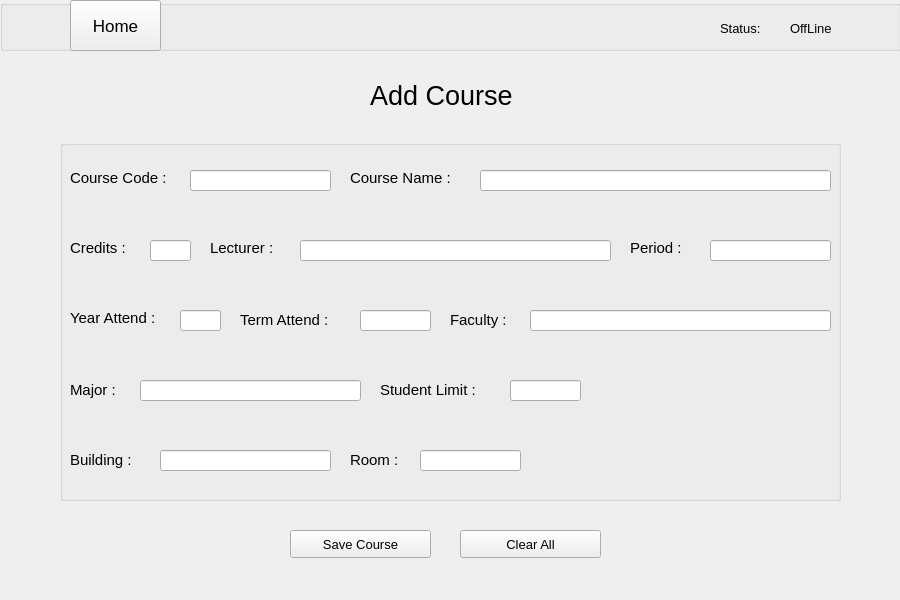
Above: resources/UI/addCourse.ui from Poom1997/gman before the change. Below: the same form after it.
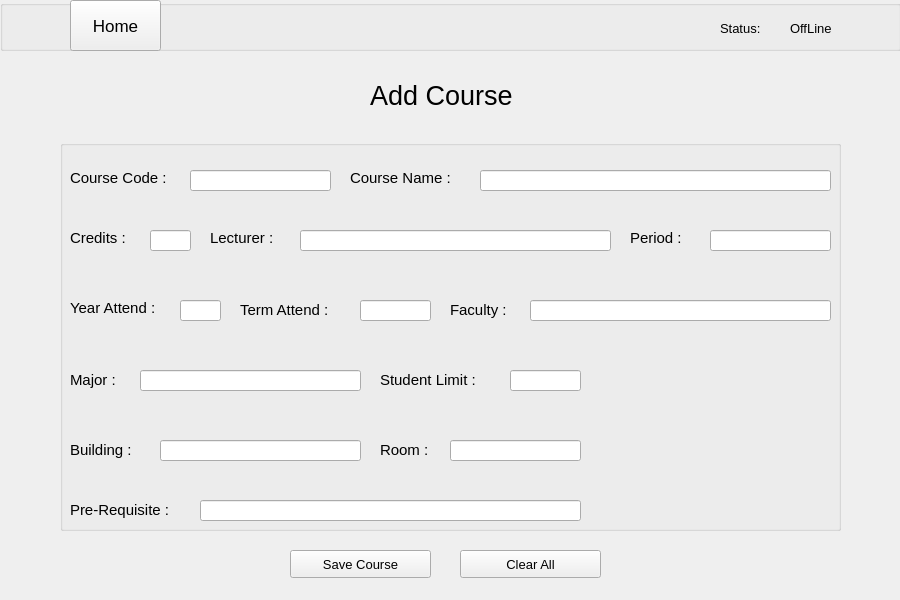
That is the form after the change.

Commit message: Creare Course Form

```diff
--- a/resources/UI/addCourse.ui
+++ b/resources/UI/addCourse.ui
@@ -104,7 +104,7 @@
      <x>60</x>
      <y>140</y>
      <width>781</width>
-     <height>361</height>
+     <height>391</height>
     </rect>
    </property>
    <property name="title">
@@ -180,7 +180,7 @@
     <property name="geometry">
      <rect>
       <x>90</x>
-      <y>100</y>
+      <y>90</y>
       <width>41</width>
       <height>21</height>
      </rect>
@@ -195,7 +195,7 @@
     <property name="geometry">
      <rect>
       <x>10</x>
-      <y>100</y>
+      <y>90</y>
       <width>71</width>
       <height>16</height>
      </rect>
@@ -213,7 +213,7 @@
     <property name="geometry">
      <rect>
       <x>240</x>
-      <y>100</y>
+      <y>90</y>
       <width>311</width>
       <height>21</height>
      </rect>
@@ -228,7 +228,7 @@
     <property name="geometry">
      <rect>
       <x>150</x>
-      <y>100</y>
+      <y>90</y>
       <width>91</width>
       <height>16</height>
      </rect>
@@ -246,7 +246,7 @@
     <property name="geometry">
      <rect>
       <x>570</x>
-      <y>100</y>
+      <y>90</y>
       <width>71</width>
       <height>16</height>
      </rect>
@@ -264,7 +264,7 @@
     <property name="geometry">
      <rect>
       <x>650</x>
-      <y>100</y>
+      <y>90</y>
       <width>121</width>
       <height>21</height>
      </rect>
@@ -279,7 +279,7 @@
     <property name="geometry">
      <rect>
       <x>120</x>
-      <y>170</y>
+      <y>160</y>
       <width>41</width>
       <height>21</height>
      </rect>
@@ -294,7 +294,7 @@
     <property name="geometry">
      <rect>
       <x>300</x>
-      <y>170</y>
+      <y>160</y>
       <width>71</width>
       <height>21</height>
      </rect>
@@ -309,7 +309,7 @@
     <property name="geometry">
      <rect>
       <x>180</x>
-      <y>170</y>
+      <y>160</y>
       <width>111</width>
       <height>20</height>
      </rect>
@@ -327,7 +327,7 @@
     <property name="geometry">
      <rect>
       <x>10</x>
-      <y>170</y>
+      <y>160</y>
       <width>111</width>
       <height>16</height>
      </rect>
@@ -345,7 +345,7 @@
     <property name="geometry">
      <rect>
       <x>320</x>
-      <y>240</y>
+      <y>230</y>
       <width>121</width>
       <height>20</height>
      </rect>
@@ -363,7 +363,7 @@
     <property name="geometry">
      <rect>
       <x>450</x>
-      <y>240</y>
+      <y>230</y>
       <width>71</width>
       <height>21</height>
      </rect>
@@ -378,7 +378,7 @@
     <property name="geometry">
      <rect>
       <x>470</x>
-      <y>170</y>
+      <y>160</y>
       <width>301</width>
       <height>21</height>
      </rect>
@@ -393,7 +393,7 @@
     <property name="geometry">
      <rect>
       <x>390</x>
-      <y>170</y>
+      <y>160</y>
       <width>71</width>
       <height>20</height>
      </rect>
@@ -410,10 +410,10 @@
    <widget class="QLabel" name="picture">
     <property name="geometry">
      <rect>
-      <x>600</x>
+      <x>560</x>
       <y>210</y>
-      <width>141</width>
-      <height>131</height>
+      <width>181</width>
+      <height>161</height>
      </rect>
     </property>
     <property name="text">
@@ -424,8 +424,8 @@
     <property name="geometry">
      <rect>
       <x>100</x>
-      <y>310</y>
-      <width>171</width>
+      <y>300</y>
+      <width>201</width>
       <height>21</height>
      </rect>
     </property>
@@ -439,7 +439,7 @@
     <property name="geometry">
      <rect>
       <x>10</x>
-      <y>310</y>
+      <y>300</y>
       <width>81</width>
       <height>20</height>
      </rect>
@@ -456,9 +456,9 @@
    <widget class="QLineEdit" name="room">
     <property name="geometry">
      <rect>
-      <x>360</x>
-      <y>310</y>
-      <width>101</width>
+      <x>390</x>
+      <y>300</y>
+      <width>131</width>
       <height>21</height>
      </rect>
     </property>
@@ -471,8 +471,8 @@
    <widget class="QLabel" name="label_15">
     <property name="geometry">
      <rect>
-      <x>290</x>
-      <y>310</y>
+      <x>320</x>
+      <y>300</y>
       <width>61</width>
       <height>20</height>
      </rect>
@@ -490,7 +490,7 @@
     <property name="geometry">
      <rect>
       <x>10</x>
-      <y>240</y>
+      <y>230</y>
       <width>71</width>
       <height>20</height>
      </rect>
@@ -508,7 +508,7 @@
     <property name="geometry">
      <rect>
       <x>80</x>
-      <y>240</y>
+      <y>230</y>
       <width>221</width>
       <height>21</height>
      </rect>
@@ -519,12 +519,45 @@
      </font>
     </property>
    </widget>
+   <widget class="QLabel" name="label_17">
+    <property name="geometry">
+     <rect>
+      <x>10</x>
+      <y>360</y>
+      <width>121</width>
+      <height>20</height>
+     </rect>
+    </property>
+    <property name="font">
+     <font>
+      <pointsize>11</pointsize>
+     </font>
+    </property>
+    <property name="text">
+     <string>Pre-Requisite :</string>
+    </property>
+   </widget>
+   <widget class="QLineEdit" name="building_2">
+    <property name="geometry">
+     <rect>
+      <x>140</x>
+      <y>360</y>
+      <width>381</width>
+      <height>21</height>
+     </rect>
+    </property>
+    <property name="font">
+     <font>
+      <pointsize>10</pointsize>
+     </font>
+    </property>
+   </widget>
   </widget>
   <widget class="QPushButton" name="saveButton">
    <property name="geometry">
     <rect>
      <x>290</x>
-     <y>530</y>
+     <y>550</y>
      <width>141</width>
      <height>28</height>
     </rect>
@@ -542,7 +575,7 @@
    <property name="geometry">
     <rect>
      <x>460</x>
-     <y>530</y>
+     <y>550</y>
      <width>141</width>
      <height>28</height>
     </rect>
```
The commit also changes 8 other files.
